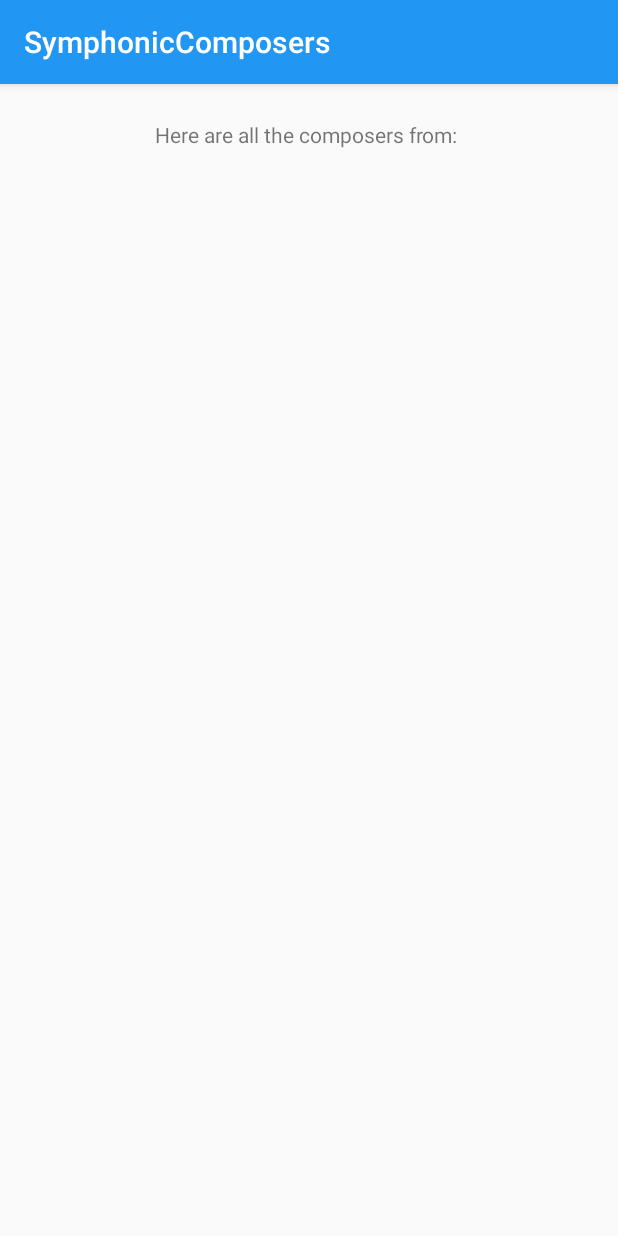
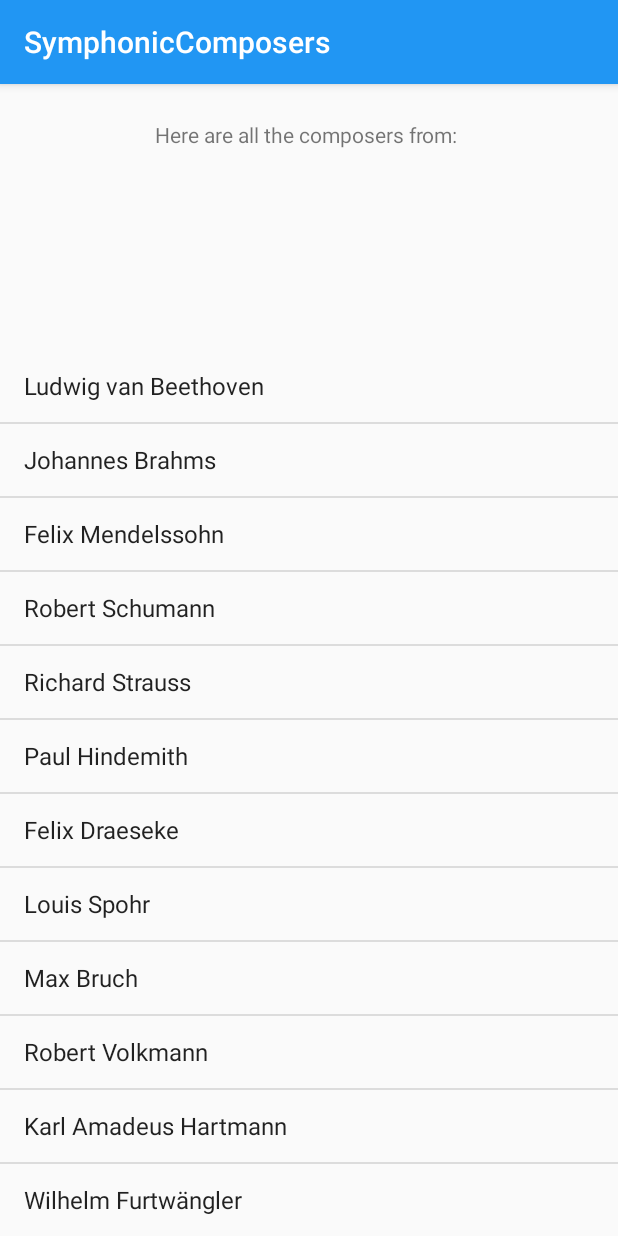
Before and after one commit to sagaquisces/Symphonic-Composers, an Android app: the screen it shows after launch (ComposersActivity), after a tap on "FIND COMPOSERS", on a phone screen of 412 x 824 dp. Run offline under Robolectric (Android 15) with nearby library versions, the phone set to English and light mode, and no system bars.

Commit message:
new font for MainActivity textView, list view for composers array in Composer Activity.

```diff
--- a/app/src/main/java/com/epicodus/symphoniccomposers/ComposersActivity.java
+++ b/app/src/main/java/com/epicodus/symphoniccomposers/ComposersActivity.java
@@ -3,16 +3,37 @@ package com.epicodus.symphoniccomposers;
 import android.content.Intent;
 import android.os.Bundle;
 import android.support.v7.app.AppCompatActivity;
+import android.view.View;
+import android.widget.AdapterView;
+import android.widget.ArrayAdapter;
+import android.widget.ListView;
 import android.widget.TextView;
+import android.widget.Toast;
 
 public class ComposersActivity extends AppCompatActivity {
+    private String[] composers = new String[] {"Ludwig van Beethoven", "Johannes Brahms", "Felix Mendelssohn", "Robert Schumann", "Richard Strauss", "Paul Hindemith", "Felix Draeseke", "Louis Spohr", "Max Bruch", "Robert Volkmann", "Karl Amadeus Hartmann", "Wilhelm Furtwängler"};
+    private ListView mListView;
     private TextView mCountryTextView;
 
     @Override
     protected void onCreate(Bundle savedInstanceState) {
         super.onCreate(savedInstanceState);
         setContentView(R.layout.activity_composers);
+
+        mListView = (ListView) findViewById(R.id.listView);
         mCountryTextView = (TextView) findViewById(R.id.countryTextView);
+
+        ArrayAdapter adapter = new ArrayAdapter(this, android.R.layout.simple_list_item_1, composers);
+        mListView.setAdapter(adapter);
+
+        mListView.setOnItemClickListener(new AdapterView.OnItemClickListener() {
+            @Override
+            public void onItemClick(AdapterView<?> adapterView, View view, int i, long l) {
+                String composer = ((TextView) view).getText().toString();
+                Toast.makeText(ComposersActivity.this, composer, Toast.LENGTH_LONG).show();
+            }
+        });
+
         Intent intent = getIntent();
         String country = intent.getStringExtra("country");
         mCountryTextView.setText("Here are all the composers from: " + country);
--- a/app/src/main/res/layout/activity_composers.xml
+++ b/app/src/main/res/layout/activity_composers.xml
@@ -15,5 +15,19 @@
         app:layout_constraintLeft_toLeftOf="parent"
         app:layout_constraintRight_toRightOf="parent"
         app:layout_constraintTop_toTopOf="parent"
-        app:layout_constraintVertical_bias="0.032" />
+        app:layout_constraintVertical_bias="0.032"
+        />
+
+    <ListView
+        android:id="@+id/listView"
+        android:layout_width="match_parent"
+        android:layout_height="wrap_content"
+        android:layout_below="@+id/countryTextView"
+        app:layout_constraintBottom_toBottomOf="parent"
+        app:layout_constraintLeft_toLeftOf="parent"
+        app:layout_constraintRight_toRightOf="parent"
+        app:layout_constraintTop_toTopOf="parent"
+        app:layout_constraintVertical_bias="1.0"
+
+        />
 </android.support.constraint.ConstraintLayout>
```
